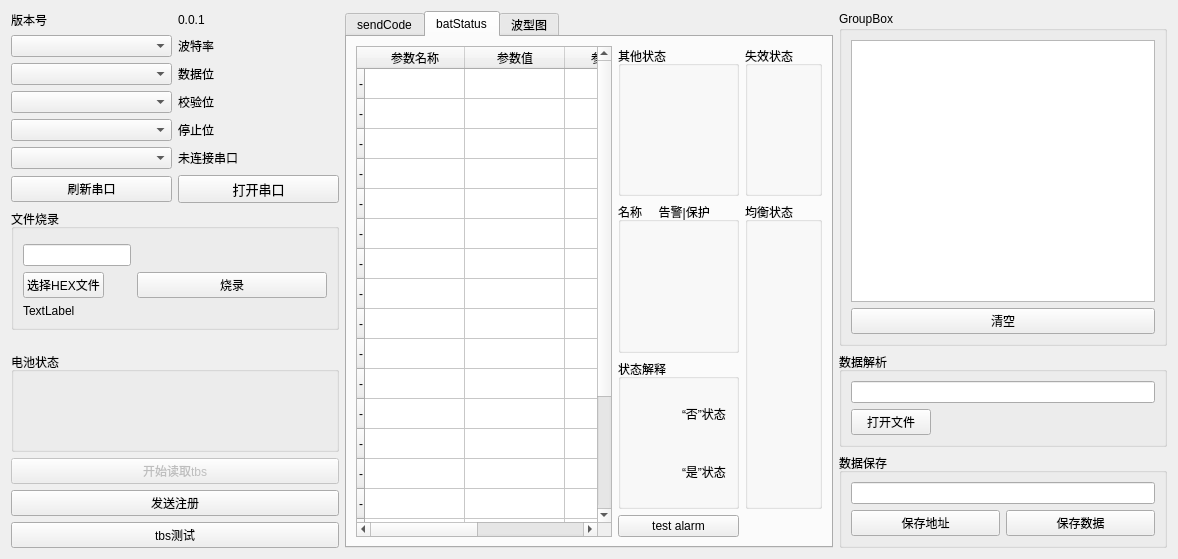
Above: qtproj/widget.ui from Fboxtt/qt_proj before the change. Below: the same form after it.
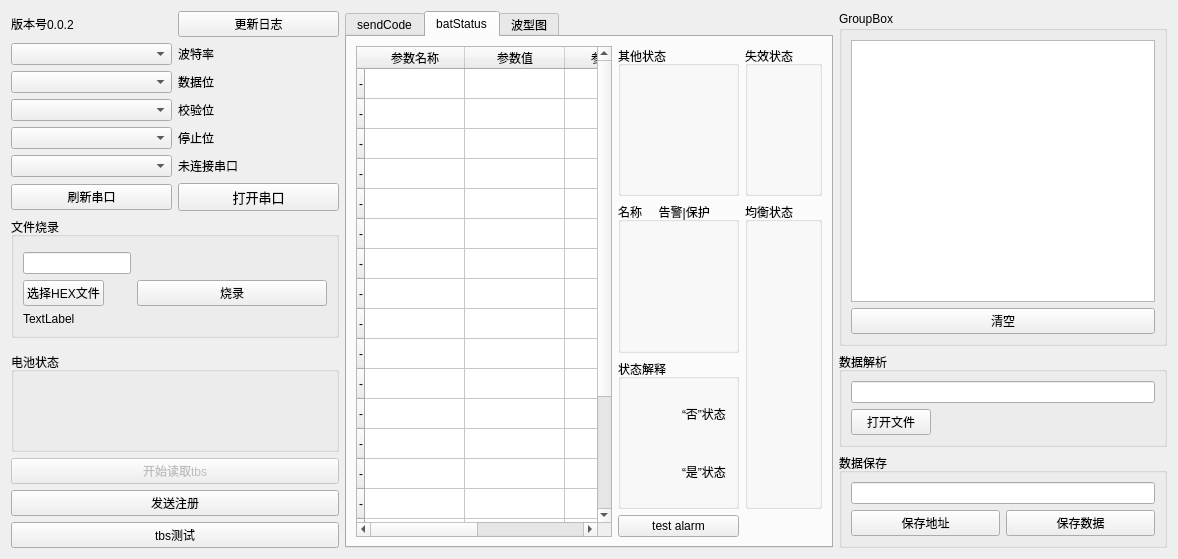
That is the form after the change.

Commit message: 增加更新日志按钮，但是无法随主窗口关闭而关闭

```diff
--- a/qtproj/widget.ui
+++ b/qtproj/widget.ui
@@ -179,7 +179,7 @@
      <item row="0" column="0">
       <widget class="QLabel" name="label_2">
        <property name="text">
-        <string>版本号</string>
+        <string>版本号0.0.2</string>
        </property>
       </widget>
      </item>
@@ -239,13 +239,6 @@
      <item row="2" column="0">
       <widget class="QComboBox" name="rateBox"/>
      </item>
-     <item row="0" column="1">
-      <widget class="QLabel" name="label_3">
-       <property name="text">
-        <string>0.0.1</string>
-       </property>
-      </widget>
-     </item>
      <item row="7" column="0">
       <widget class="QPushButton" name="searchBtn">
        <property name="text">
@@ -253,6 +246,13 @@
        </property>
       </widget>
      </item>
+     <item row="0" column="1">
+      <widget class="QPushButton" name="pushButton_5">
+       <property name="text">
+        <string>更新日志</string>
+       </property>
+      </widget>
+     </item>
     </layout>
    </item>
    <item row="0" column="1" rowspan="6">
```
The commit also changes 2 other files.
